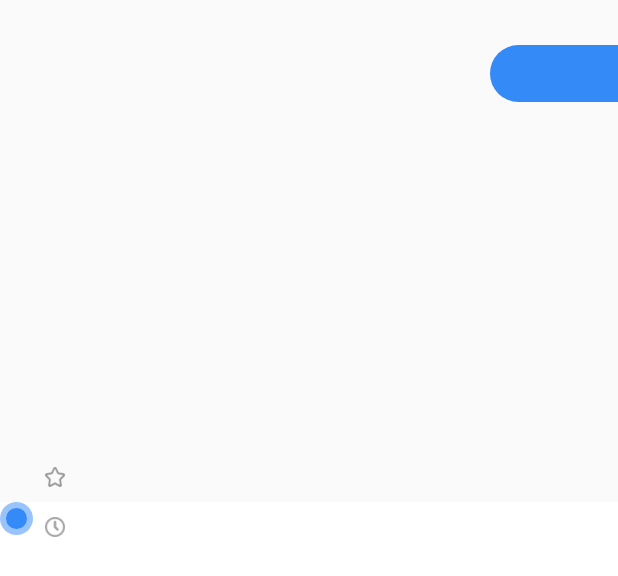
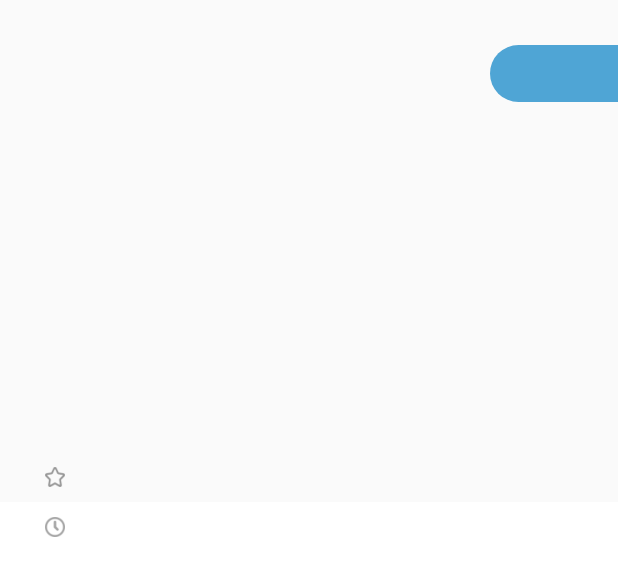
Before and after one commit to sudtanj/iCare-PHR, an Android app: the layout fragment_sensor_catalogue.xml on its own in the app's theme, with its tools: preview values and no code run, on a phone screen of 412 x 824 dp. Shown: the top 576 px of the screen. Run offline under Robolectric (Android 15) with nearby library versions, the phone set to English and light mode, and no system bars.

Commit message:
Updating sensor catalogue prototype

```diff
--- a/app/build.gradle
+++ b/app/build.gradle
@@ -59,6 +59,10 @@ dependencies {
     compileOnly 'org.projectlombok:lombok:1.18.2'
     annotationProcessor 'org.projectlombok:lombok:1.18.2'
     implementation 'com.ramotion.cardslider:card-slider:0.3.0'
+    implementation 'com.mikepenz:fastadapter:3.2.8'
+    implementation 'com.evernote:android-state:1.3.1'
+    // Java only project
+    annotationProcessor 'com.evernote:android-state-processor:1.3.1'
     //end
     //Firebase
     implementation 'com.android.support:support-v4:27.1.1'
--- a/app/src/main/AndroidManifest.xml
+++ b/app/src/main/AndroidManifest.xml
@@ -5,6 +5,7 @@
     <application
         android:allowBackup="true"
         android:icon="@mipmap/ic_launcher"
+        android:configChanges="orientation|screenSize"
         android:label="@string/app_name"
         android:roundIcon="@mipmap/ic_launcher_round"
         android:supportsRtl="true"
--- a/app/src/main/java/sud_tanj/com/icare/Frontend/Activity/BaseActivity.java
+++ b/app/src/main/java/sud_tanj/com/icare/Frontend/Activity/BaseActivity.java
@@ -2,6 +2,7 @@ package sud_tanj.com.icare.Frontend.Activity;
 
 import android.os.Bundle;
 
+import com.evernote.android.state.StateSaver;
 import com.heinrichreimersoftware.materialdrawer.DrawerActivity;
 
 /**
@@ -16,11 +17,14 @@ import com.heinrichreimersoftware.materialdrawer.DrawerActivity;
 public class BaseActivity extends DrawerActivity {
     @Override
     protected void onCreate(Bundle savedInstanceState) {
+        StateSaver.restoreInstanceState(this, savedInstanceState);
         super.onCreate(savedInstanceState);
     }
 
+
     @Override // This is optional, only when we want to keep arguments changes in case of rotation etc.
     protected void onSaveInstanceState(Bundle outState) {
+        StateSaver.saveInstanceState(this, outState);
         super.onSaveInstanceState(outState);
     }
 }
--- a/app/src/main/java/sud_tanj/com/icare/MainActivity.java
+++ b/app/src/main/java/sud_tanj/com/icare/MainActivity.java
@@ -72,7 +72,11 @@ public class MainActivity extends BaseActivity implements OnProfileClickListener
         IconBuilder.init(this);
         //init fragment manager
         FragmentBuilder.init(getIntent().getExtras(),getSupportFragmentManager());
-        FragmentBuilder.changeFragment(HealthDataList_.newInstance("A","B"));
+        if(FragmentBuilder.getLastFragment()==null){
+            FragmentBuilder.changeFragment(HealthDataList_.newInstance("A","B"));
+        } else {
+            FragmentBuilder.launchLastFragment();
+        }
         //Init Notification
         Notification.init(getApplicationContext());
         //Init Hybrid Preferences
--- a/app/src/main/res/drawable/green_dot_big.xml
+++ /dev/null
@@ -1,6 +0,0 @@
-<?xml version="1.0" encoding="utf-8"?>
-<shape xmlns:android="http://schemas.android.com/apk/res/android" android:shape="oval">
-
-    <solid android:color="@color/green_dot_big"/>
-
-</shape>
--- a/app/src/main/res/drawable/green_dot_small.xml
+++ /dev/null
@@ -1,6 +0,0 @@
-<?xml version="1.0" encoding="utf-8"?>
-<shape xmlns:android="http://schemas.android.com/apk/res/android" android:shape="oval">
-
-    <solid android:color="@color/green_dot_small"/>
-
-</shape>
--- a/app/src/main/res/layout/fragment_sensor_catalogue.xml
+++ b/app/src/main/res/layout/fragment_sensor_catalogue.xml
@@ -15,9 +15,9 @@
             android:id="@+id/countries"
             android:layout_width="match_parent"
             android:layout_height="match_parent"
-            android:layout_centerVertical="true"
             android:layout_alignParentStart="true"
-            android:layout_toStartOf="@+id/frameLayout">
+            android:layout_alignParentTop="true"
+            android:layout_marginStart="18dp">
 
             <TextView
                 android:id="@+id/tv_country_1"
@@ -31,9 +31,9 @@
                 android:id="@+id/tv_country_2"
                 android:layout_width="wrap_content"
                 android:layout_height="wrap_content"
+                android:layout_gravity="center_vertical"
                 android:textSize="28sp"
-                android:textStyle="bold"
-                android:layout_gravity="center_vertical"/>
+                android:textStyle="bold" />
 
         </FrameLayout>
 
@@ -72,12 +72,13 @@
         android:layout_marginTop="15dp">
 
         <ImageView
+            android:id="@+id/catalogue_description_icon"
             android:layout_width="13dp"
             android:layout_height="13dp"
             android:layout_gravity="center_vertical"
             android:layout_marginStart="30dp"
-            android:src="@drawable/star"
-            android:scaleType="fitCenter"/>
+            android:scaleType="fitCenter"
+            android:src="@drawable/star" />
 
         <TextSwitcher
             android:id="@+id/ts_place"
@@ -125,12 +126,13 @@
             android:layout_below="@id/ts_description">
 
             <ImageView
+                android:id="@+id/sensor_author"
                 android:layout_width="13dp"
                 android:layout_height="13dp"
                 android:layout_gravity="center_vertical"
                 android:layout_marginStart="30dp"
-                android:src="@drawable/clock"
-                android:scaleType="fitCenter"/>
+                android:scaleType="fitCenter"
+                android:src="@drawable/clock" />
 
             <TextSwitcher
                 android:id="@+id/ts_clock"
@@ -141,25 +143,6 @@
 
         </FrameLayout>
 
-        <FrameLayout
-            android:id="@+id/green_dot"
-            android:layout_width="wrap_content"
-            android:layout_height="wrap_content">
-
-            <View
-                android:layout_width="22dp"
-                android:layout_height="22dp"
-                android:background="@drawable/green_dot_big"
-                android:alpha="0.5"/>
-
-            <View
-                android:layout_width="14dp"
-                android:layout_height="14dp"
-                android:layout_gravity="center"
-                android:background="@drawable/green_dot_small"/>
-
-        </FrameLayout>
-
     </RelativeLayout>
 
 </LinearLayout>
--- a/app/src/main/res/values/colors.xml
+++ b/app/src/main/res/values/colors.xml
@@ -10,11 +10,8 @@
     <color name="colorFormMasterHeaderText">@color/colorPrimaryDark</color>
 
 
-    <color name="blue">#348af7</color>
 
-    <color name="temperature_background">@color/blue</color>
+    <color name="temperature_background">@color/colorPrimary</color>
     <color name="temperature_text">@android:color/white</color>
 
-    <color name="green_dot_big">@color/blue</color>
-    <color name="green_dot_small">@color/blue</color>
 </resources>
--- a/app/src/main/res/values/styles.xml
+++ b/app/src/main/res/values/styles.xml
@@ -22,7 +22,7 @@
     </style>
 
 	<style name="TemperatureTextView">
-        <item name="android:textSize">18sp</item>
+        <item name="android:textSize">16sp</item>
         <item name="android:textColor">@color/temperature_text</item>
         <item name="android:gravity">center</item>
     </style>
```
Also changed, not shown: app/src/main/java/sud_tanj/com/icare/Frontend/Fragment/FragmentBuilder.java (+7 -0 lines), app/src/main/java/sud_tanj/com/icare/Frontend/Fragment/SensorCatalogue/Cards/SliderAdapter.java (deleted, +0 -65 lines), app/src/main/java/sud_tanj/com/icare/Frontend/Fragment/SensorCatalogue/Cards/SliderCard.java (+34 -40 lines), app/src/main/java/sud_tanj/com/icare/Frontend/Fragment/SensorCatalogue/Catalogue.java (+28 -22 lines), app/src/main/java/sud_tanj/com/icare/Frontend/Icon/IconBuilder.java (+10 -0 lines).
